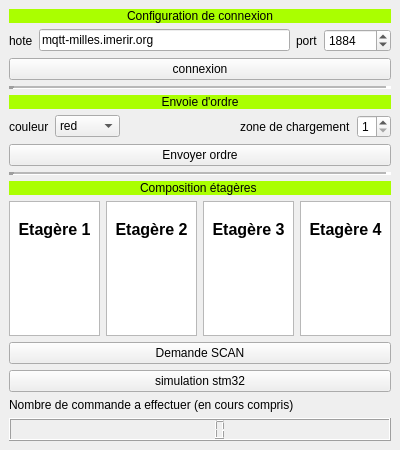
The window that pc/qt/IHM/client.ui (lcrouzil/robot_logistique) describes before a commit, drawn with Qt 5.
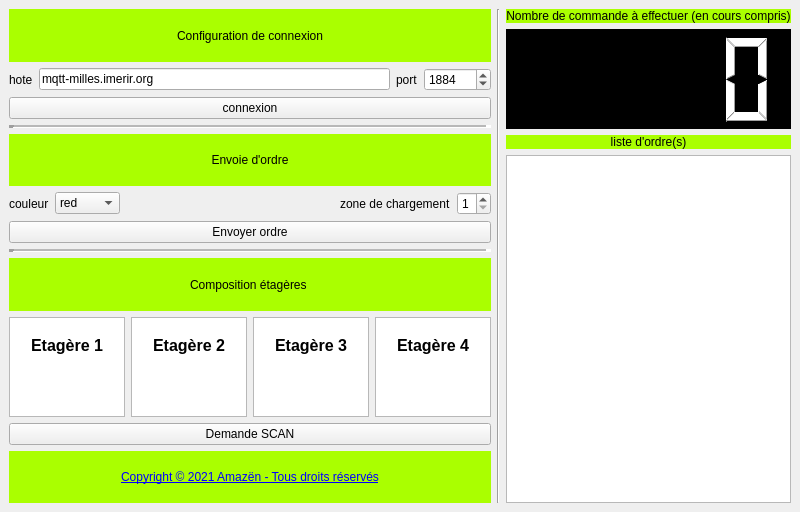
The same window after the commit.

```diff
--- a/pc/qt/IHM/client.ui
+++ b/pc/qt/IHM/client.ui
@@ -6,20 +6,20 @@
    <rect>
     <x>0</x>
     <y>0</y>
-    <width>400</width>
-    <height>450</height>
+    <width>800</width>
+    <height>512</height>
    </rect>
   </property>
   <property name="minimumSize">
    <size>
-    <width>400</width>
-    <height>450</height>
+    <width>800</width>
+    <height>512</height>
    </size>
   </property>
   <property name="maximumSize">
    <size>
-    <width>400</width>
-    <height>450</height>
+    <width>800</width>
+    <height>512</height>
    </size>
   </property>
   <property name="windowTitle">
@@ -221,6 +221,12 @@
        <layout class="QHBoxLayout" name="horizontalLayout_3">
         <item>
          <widget class="QTextEdit" name="te_etage1">
+          <property name="maximumSize">
+           <size>
+            <width>16777215</width>
+            <height>100</height>
+           </size>
+          </property>
           <property name="styleSheet">
            <string notr="true">Etagere 1
 font: 700 italic 9pt &quot;Segoe UI&quot;;</string>
@@ -243,6 +249,12 @@
         </item>
         <item>
          <widget class="QTextEdit" name="te_etage2">
+          <property name="maximumSize">
+           <size>
+            <width>16777215</width>
+            <height>100</height>
+           </size>
+          </property>
           <property name="readOnly">
            <bool>true</bool>
           </property>
@@ -258,6 +270,12 @@
         </item>
         <item>
          <widget class="QTextEdit" name="te_etage3">
+          <property name="maximumSize">
+           <size>
+            <width>16777215</width>
+            <height>100</height>
+           </size>
+          </property>
           <property name="readOnly">
            <bool>true</bool>
           </property>
@@ -273,6 +291,12 @@
         </item>
         <item>
          <widget class="QTextEdit" name="te_etage4">
+          <property name="maximumSize">
+           <size>
+            <width>16777215</width>
+            <height>100</height>
+           </size>
+          </property>
           <property name="readOnly">
            <bool>true</bool>
           </property>
@@ -299,21 +323,81 @@
        <layout class="QHBoxLayout" name="horizontalLayout_6"/>
       </item>
       <item>
-       <widget class="QPushButton" name="pushButton_2">
+       <widget class="QLabel" name="label_7">
+        <property name="styleSheet">
+         <string notr="true">background-color: rgb(170, 255, 0);
+font: 700 italic 9pt &quot;Segoe UI&quot;;</string>
+        </property>
         <property name="text">
-         <string>simulation stm32</string>
+         <string>&lt;a href=&quot;http://copyright.be&quot; target=&quot;_blank&quot;&gt;Copyright © 2021 Amazën - Tous droits réservés&lt;/a&gt;</string>
+        </property>
+        <property name="alignment">
+         <set>Qt::AlignCenter</set>
         </property>
        </widget>
       </item>
+     </layout>
+    </item>
+    <item>
+     <widget class="Line" name="line_3">
+      <property name="orientation">
+       <enum>Qt::Vertical</enum>
+      </property>
+     </widget>
+    </item>
+    <item>
+     <layout class="QVBoxLayout" name="verticalLayout_3">
       <item>
        <widget class="QLabel" name="label_3">
+        <property name="styleSheet">
+         <string notr="true">background-color: rgb(170, 255, 0);
+font: 700 italic 9pt &quot;Segoe UI&quot;;</string>
+        </property>
         <property name="text">
-         <string>Nombre de commande a effectuer (en cours compris)</string>
+         <string>Nombre de commande à effectuer (en cours compris)</string>
         </property>
+        <property name="alignment">
+         <set>Qt::AlignCenter</set>
+        </property>
        </widget>
       </item>
       <item>
-       <widget class="QLCDNumber" name="lcdNumber"/>
+       <widget class="QLCDNumber" name="lcdNumber">
+        <property name="minimumSize">
+         <size>
+          <width>0</width>
+          <height>100</height>
+         </size>
+        </property>
+        <property name="styleSheet">
+         <string notr="true">background-color: rgb(0, 0, 0);
+color: rgb(255, 255, 255);</string>
+        </property>
+       </widget>
+      </item>
+      <item>
+       <widget class="QLabel" name="label_4">
+        <property name="styleSheet">
+         <string notr="true">background-color: rgb(170, 255, 0);
+font: 700 italic 9pt &quot;Segoe UI&quot;;</string>
+        </property>
+        <property name="text">
+         <string>liste d'ordre(s)</string>
+        </property>
+        <property name="alignment">
+         <set>Qt::AlignCenter</set>
+        </property>
+       </widget>
+      </item>
+      <item>
+       <widget class="QTextEdit" name="te_listeorder">
+        <property name="styleSheet">
+         <string notr="true">font: 700 9pt &quot;Segoe UI&quot;;</string>
+        </property>
+        <property name="readOnly">
+         <bool>true</bool>
+        </property>
+       </widget>
       </item>
      </layout>
     </item>
```
